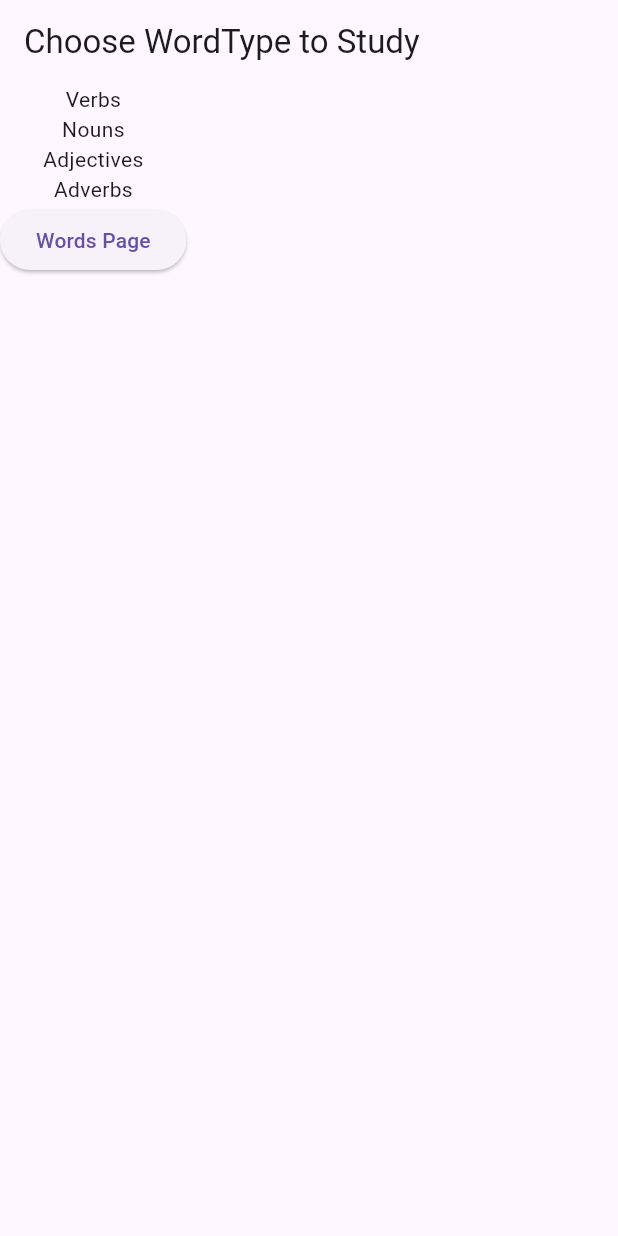
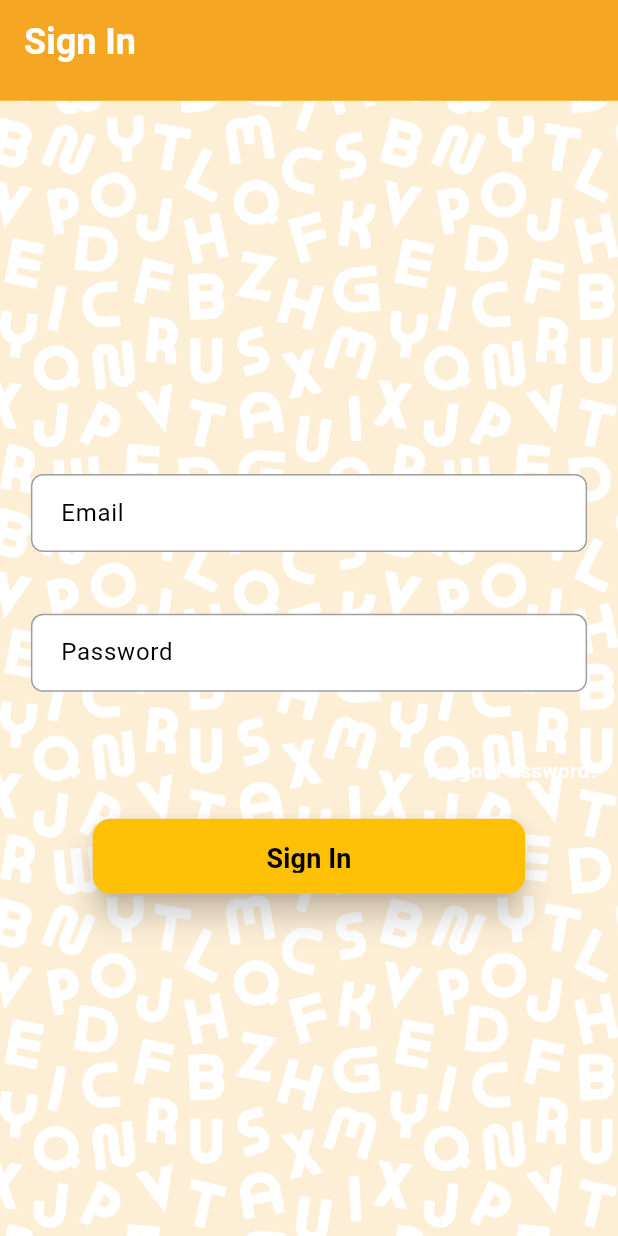
Before and after one commit to selinguz/prepWords, a Flutter app: the screen it shows after launch, on a phone screen of 412 x 824 dp. Run offline on Flutter 3.47's test engine with Material 3 defaults, Android fonts, the phone set to English and light mode, and no system bars; our stand-ins replace cloud_firestore, firebase_core; accounts and stored records are empty.

Commit message:
appbar tasarımı yapıldı, sign-in page üzerine çalışılıyo

```diff
--- /dev/null
+++ b/lib/components/custom_appbar.dart
@@ -0,0 +1,28 @@
+import 'package:flutter/material.dart';
+import 'package:prep_words/consts.dart';
+
+class CustomAppBar extends StatefulWidget implements PreferredSizeWidget {
+  final String title;
+  const CustomAppBar({super.key, required this.title});
+
+  @override
+  State<CustomAppBar> createState() => _CustomAppBarState();
+
+  @override
+  Size get preferredSize => Size.fromHeight(kToolbarHeight * 1.2);
+}
+
+class _CustomAppBarState extends State<CustomAppBar> {
+  @override
+  Widget build(BuildContext context) {
+    return AppBar(
+      title: Text(
+        widget.title,
+        style: TextStyle(
+            color: textWhiteColor, fontSize: 24, fontWeight: FontWeight.bold),
+      ),
+      backgroundColor: primary,
+      iconTheme: IconThemeData(color: textWhiteColor, size: 30.0),
+    );
+  }
+}
--- a/lib/pages/categories_page.dart
+++ b/lib/pages/categories_page.dart
@@ -1,4 +1,5 @@
 import 'package:flutter/material.dart';
+import 'package:prep_words/components/custom_appbar.dart';
 import 'package:prep_words/pages/words_page.dart';
 
 class CategoryPage extends StatefulWidget {
@@ -12,9 +13,7 @@ class _CategoryPageState extends State<CategoryPage> {
   @override
   Widget build(BuildContext context) {
     return Scaffold(
-      appBar: AppBar(
-        title: Text('Choose WordType to Study'),
-      ),
+      appBar: CustomAppBar(title: 'Choose Word Type to Study'),
       body: Column(
         children: [
           Text('Verbs'),
--- /dev/null
+++ b/lib/pages/sign_in_page.dart
@@ -0,0 +1,162 @@
+import 'package:flutter/material.dart';
+import 'package:prep_words/components/custom_appbar.dart';
+
+class SignInPage extends StatefulWidget {
+  const SignInPage({super.key});
+
+  @override
+  SignInPageState createState() => SignInPageState();
+}
+
+class SignInPageState extends State<SignInPage> {
+  final _emailController = TextEditingController();
+  final _passwordController = TextEditingController();
+  final _formKey = GlobalKey<FormState>();
+
+  @override
+  Widget build(BuildContext context) {
+    return Scaffold(
+      appBar: CustomAppBar(title: 'Sign In'),
+      body: Stack(
+        children: [
+          Positioned.fill(
+            child: Image.asset(
+              'assets/images/background.png', // Resim dosyanızın yolu
+              fit: BoxFit.cover, // Resmin tüm ekranı kaplamasını sağlar
+            ),
+          ),
+          Form(
+            key: _formKey,
+            child: Column(
+              mainAxisAlignment: MainAxisAlignment.center,
+              children: [
+                CustomTextField(
+                  controller: _emailController,
+                  hintText: 'Email',
+                  validator: (value) {
+                    if (value == null || value.isEmpty) {
+                      return 'Please enter your email';
+                    }
+                    // Basic email validation
+                    final emailRegex = RegExp(r'^[^@]+@[^@]+\.[^@]+$');
+                    if (!emailRegex.hasMatch(value)) {
+                      return 'Please enter a valid email';
+                    }
+                    return null;
+                  },
+                ),
+                CustomTextField(
+                  controller: _passwordController,
+                  hintText: 'Password',
+                  obscureText: true,
+                  validator: (value) {
+                    if (value == null || value.isEmpty) {
+                      return 'Please enter your password';
+                    }
+                    return null;
+                  },
+                ),
+                Padding(
+                  padding: const EdgeInsets.symmetric(vertical: 8.0),
+                  child: Align(
+                    alignment: Alignment.centerRight,
+                    child: TextButton(
+                      onPressed: () {
+                        // Handle forgot password logic
+                      },
+                      child: const Text(
+                        'Forgot Password?',
+                        style: TextStyle(
+                          color: Colors.white,
+                          fontWeight: FontWeight.bold,
+                        ),
+                      ),
+                    ),
+                  ),
+                ),
+                SizedBox(
+                  height: 50,
+                  width: MediaQuery.of(context).size.width *
+                      0.7, // Make the button full-width
+                  child: ElevatedButton(
+                    onPressed: () {
+                      if (_formKey.currentState?.validate() ?? false) {
+                        // Handle sign in logic
+                      }
+                    },
+                    style: ElevatedButton.styleFrom(
+                      backgroundColor: Colors.amber, // Button color
+                      shape: RoundedRectangleBorder(
+                        borderRadius: BorderRadius.circular(12.0),
+                      ),
+                      padding: const EdgeInsets.symmetric(vertical: 14.0),
+                      //shadowColor: Colors.black.withOpacity(0.3),
+                      elevation: 8,
+                    ),
+                    child: const Text(
+                      'Sign In',
+                      style: TextStyle(
+                        fontSize: 18.0,
+                        fontWeight: FontWeight.bold,
+                        color: Colors.black,
+                      ),
+                    ),
+                  ),
+                ),
+              ],
+            ),
+          ),
+        ],
+      ),
+    );
+  }
+}
+
+class CustomTextField extends StatelessWidget {
+  final TextEditingController controller;
+  final String hintText;
+  final bool obscureText;
+  final FormFieldValidator<String>? validator;
+
+  const CustomTextField({
+    required this.controller,
+    required this.hintText,
+    this.obscureText = false,
+    this.validator,
+    super.key,
+  });
+
+  @override
+  Widget build(BuildContext context) {
+    return Padding(
+      padding: EdgeInsets.all(MediaQuery.of(context).size.width * 0.05),
+      child: TextFormField(
+        cursorColor: Colors.black,
+        style: const TextStyle(color: Colors.black),
+        controller: controller,
+        obscureText: obscureText,
+        validator: validator,
+        decoration: InputDecoration(
+          contentPadding:
+              const EdgeInsets.symmetric(horizontal: 16.0, vertical: 14.0),
+          hintText: hintText,
+          hintStyle: TextStyle(color: Colors.black),
+          focusedBorder: OutlineInputBorder(
+            borderSide: BorderSide(color: Colors.black),
+            borderRadius: BorderRadius.circular(8.0),
+          ),
+          enabledBorder: OutlineInputBorder(
+            borderSide: BorderSide(color: Colors.grey),
+            borderRadius: BorderRadius.circular(8.0),
+          ),
+          errorBorder: OutlineInputBorder(
+            borderSide: BorderSide(color: Colors.red),
+            borderRadius: BorderRadius.circular(8.0),
+          ),
+          filled: true,
+          fillColor: Colors.white, // Glassmorphism input field
+        ),
+      ),
+    );
+  }
+}
--- a/pubspec.yaml
+++ b/pubspec.yaml
@@ -60,9 +60,8 @@ flutter:
   uses-material-design: true
 
   # To add assets to your application, add an assets section, like this:
-  # assets:
-  #   - images/a_dot_burr.jpeg
-  #   - images/a_dot_ham.jpeg
+  assets:
+    - assets/images/
 
   # An image asset can refer to one or more resolution-specific "variants", see
   # https://flutter.dev/to/resolution-aware-images
```
Also changed, not shown: lib/consts.dart (+33 -5 lines), lib/main.dart (+6 -16 lines), lib/pages/words_page.dart (+7 -8 lines), assets/images/background.png (added), assets/images/splash.gif (added).
